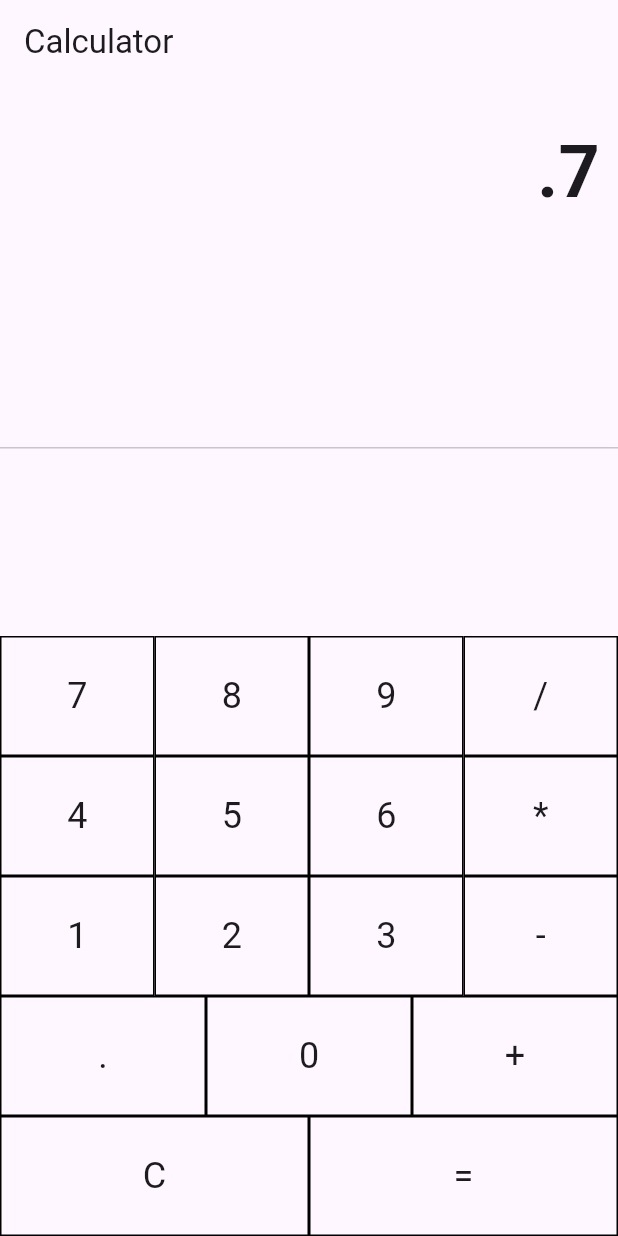
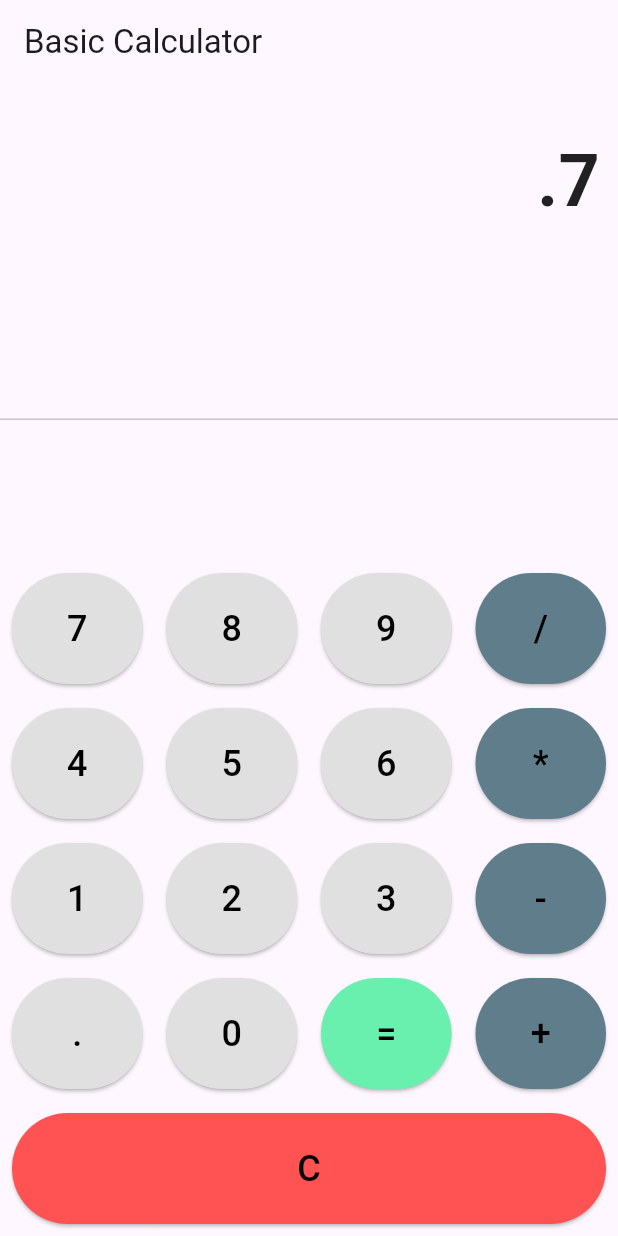
Before and after one commit to Darshan959/Assignment-2, a Flutter app: the screen it shows after launch, after a tap on an icon or button, on a phone screen of 412 x 824 dp. Run offline on Flutter 3.47's test engine with Material 3 defaults, Android fonts, the phone set to English and light mode, and no system bars.

Commit message:
Added color to the buttons and changed the shapes of the buttons.

```diff
--- a/calculatorapp/lib/main.dart
+++ b/calculatorapp/lib/main.dart
@@ -31,7 +31,6 @@ class _CalculatorHomeState extends State<CalculatorHome> {
   void _buttonPressed(String buttonText) {
     setState(() {
       if (buttonText == "C") {
-        // Clear button resets the calculator
         _output = "0";
         _operand = "";
         _num1 = 0.0;
@@ -40,15 +39,12 @@ class _CalculatorHomeState extends State<CalculatorHome> {
           buttonText == "-" ||
           buttonText == "*" ||
           buttonText == "/") {
-        // Operator button is pressed, store the first number and the operator
         _num1 = double.parse(_output);
         _operand = buttonText;
-        _output = "0"; // Reset display for second number
+        _output = "0";
       } else if (buttonText == "=") {
-        // Equals button calculates the result
         _num2 = double.parse(_output);
 
-        // Perform the operation based on the operand
         switch (_operand) {
           case "+":
             _output = (_num1 + _num2).toString();
@@ -63,13 +59,12 @@ class _CalculatorHomeState extends State<CalculatorHome> {
             if (_num2 != 0) {
               _output = (_num1 / _num2).toString();
             } else {
-              _output = "Error"; // Handle division by zero
+              _output = "Error";
             }
             break;
         }
-        _operand = ""; // Reset the operator
+        _operand = "";
       } else {
-        // Handle numbers and decimal point input
         if (_output == "0") {
           _output = buttonText;
         } else {
@@ -79,21 +74,23 @@ class _CalculatorHomeState extends State<CalculatorHome> {
     });
   }
 
-  // Function to create calculator buttons
-  Widget _buildButton(String buttonText) {
+  // Function to create calculator buttons with basic styling
+  Widget _buildButton(String buttonText, {Color? color}) {
     return Expanded(
-      child: InkWell(
-        onTap: () => _buttonPressed(buttonText),
-        child: Container(
-          height: 80.0,
-          child: Center(
-            child: Text(
-              buttonText,
-              style: TextStyle(fontSize: 24.0),
+      child: Padding(
+        padding: const EdgeInsets.all(8.0),
+        child: ElevatedButton(
+          onPressed: () => _buttonPressed(buttonText),
+          style: ElevatedButton.styleFrom(
+            backgroundColor: color ?? Colors.grey[300],
+            padding: EdgeInsets.all(20),
+          ),
+          child: Text(
+            buttonText,
+            style: TextStyle(
+              fontSize: 24.0,
+              color: Colors.black,
             ),
-          ),
-          decoration: BoxDecoration(
-            border: Border.all(color: Colors.black),
           ),
         ),
       ),
@@ -104,23 +101,26 @@ class _CalculatorHomeState extends State<CalculatorHome> {
   Widget build(BuildContext context) {
     return Scaffold(
       appBar: AppBar(
-        title: Text('Calculator'),
+        title: Text('Basic Calculator'),
       ),
       body: Column(
         children: <Widget>[
           // Display area
           Container(
-            padding: EdgeInsets.symmetric(vertical: 24.0, horizontal: 12.0),
+            padding: EdgeInsets.symmetric(vertical: 30.0, horizontal: 12.0),
             alignment: Alignment.centerRight,
             child: Text(
               _output,
-              style: TextStyle(fontSize: 48.0, fontWeight: FontWeight.bold),
+              style: TextStyle(
+                fontSize: 48.0,
+                fontWeight: FontWeight.bold,
+                color: Colors.black87,
+              ),
             ),
           ),
           Expanded(
             child: Divider(),
           ),
-          // Button layout
           Column(
             children: [
               Row(
@@ -128,7 +128,7 @@ class _CalculatorHomeState extends State<CalculatorHome> {
                   _buildButton("7"),
                   _buildButton("8"),
                   _buildButton("9"),
-                  _buildButton("/"),
+                  _buildButton("/", color: Colors.blueGrey),
                 ],
               ),
               Row(
@@ -136,7 +136,7 @@ class _CalculatorHomeState extends State<CalculatorHome> {
                   _buildButton("4"),
                   _buildButton("5"),
                   _buildButton("6"),
-                  _buildButton("*"),
+                  _buildButton("*", color: Colors.blueGrey),
                 ],
               ),
               Row(
@@ -144,20 +144,20 @@ class _CalculatorHomeState extends State<CalculatorHome> {
                   _buildButton("1"),
                   _buildButton("2"),
                   _buildButton("3"),
-                  _buildButton("-"),
+                  _buildButton("-", color: Colors.blueGrey),
                 ],
               ),
               Row(
                 children: <Widget>[
                   _buildButton("."),
                   _buildButton("0"),
-                  _buildButton("+"),
+                  _buildButton("=", color: Colors.greenAccent),
+                  _buildButton("+", color: Colors.blueGrey),
                 ],
               ),
               Row(
                 children: <Widget>[
-                  _buildButton("C"),
-                  _buildButton("="),
+                  _buildButton("C", color: Colors.redAccent),
                 ],
               ),
             ],
```
